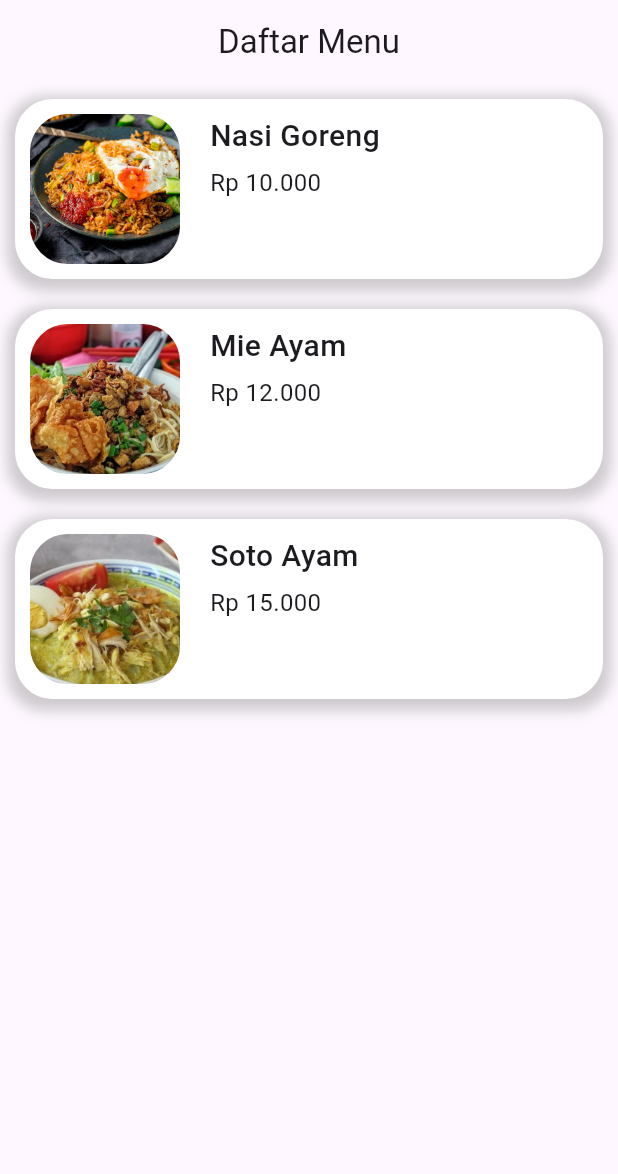
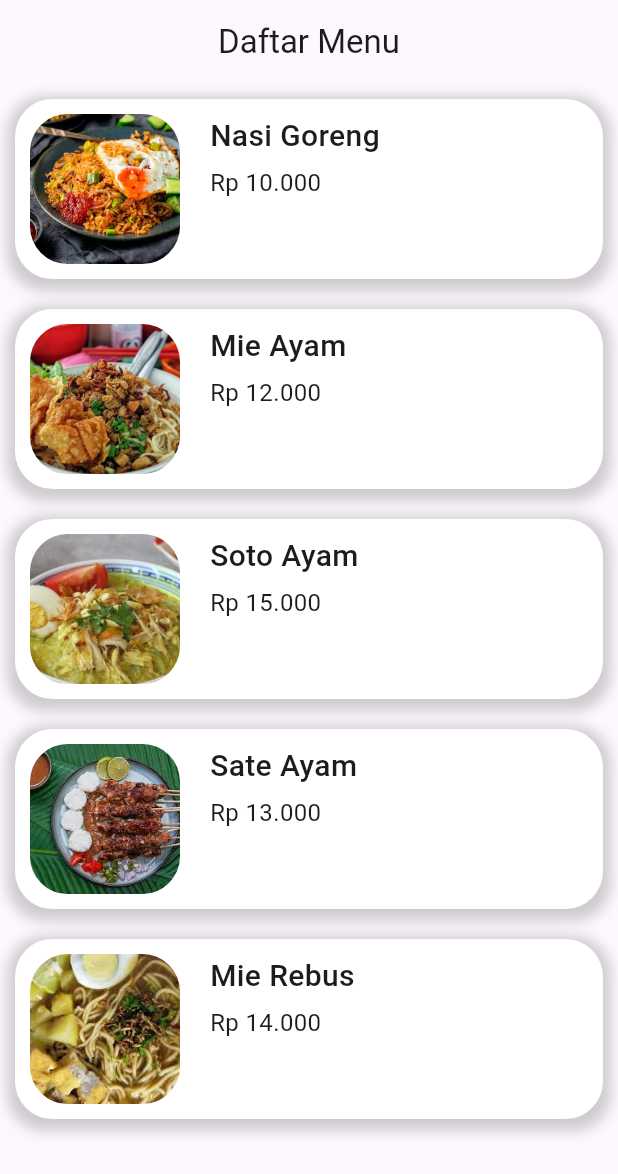
Before and after one commit to MerrrH1/uas_pm, a Flutter app: the HomePage screen opened directly, on a phone screen of 412 x 824 dp. Shown: the top 1174 px of the screen. Run offline on Flutter 3.47's test engine with Material 3 defaults, Android fonts, the phone set to English and light mode, and no system bars.

Commit message:
tambahan menu

```diff
--- a/lib/home_page.dart
+++ b/lib/home_page.dart
@@ -21,6 +21,10 @@ class HomePage extends StatelessWidget {
           buildMenuItem(context, 'Mie Ayam', 'Rp 12.000', 'images/mie_ayam.jpeg'),
           SizedBox(height: 10),
           buildMenuItem(context, 'Soto Ayam', 'Rp 15.000', 'images/soto_ayam.jpeg'),
+          SizedBox(height: 10,),
+          buildMenuItem(context, 'Sate Ayam', 'Rp 13.000', 'images/sate_ayam.jpeg'),
+          SizedBox(height: 10),
+          buildMenuItem(context, 'Mie Rebus', 'Rp 14.000', 'images/mie_rebus.jpeg'),
         ],
       ),
     );
--- a/lib/main.dart
+++ b/lib/main.dart
@@ -1,5 +1,6 @@
 import 'package:flutter/material.dart';
 import 'package:uas_pm/home_page.dart';
+import 'package:uas_pm/login_page.dart';
 
 void main(){
   runApp(MyApp());
@@ -12,7 +13,7 @@ class MyApp extends StatelessWidget {
   Widget build(BuildContext context) {
     return MaterialApp(
         debugShowCheckedModeBanner: false,
-        home: HomePage()
+        home: LoginPage()
     );
   }
 }
--- a/pubspec.yaml
+++ b/pubspec.yaml
@@ -66,6 +66,8 @@ flutter:
     - images/nasi_goreng.jpeg
     - images/mie_ayam.jpeg
     - images/soto_ayam.jpeg
+    - images/sate_ayam.jpeg
+    - images/mie_rebus.jpeg
 
   # An image asset can refer to one or more resolution-specific "variants", see
   # https://flutter.dev/assets-and-images/#resolution-aware
```
Also changed, not shown: images/mie_rebus.jpeg (added), images/sate_ayam.jpeg (added).
